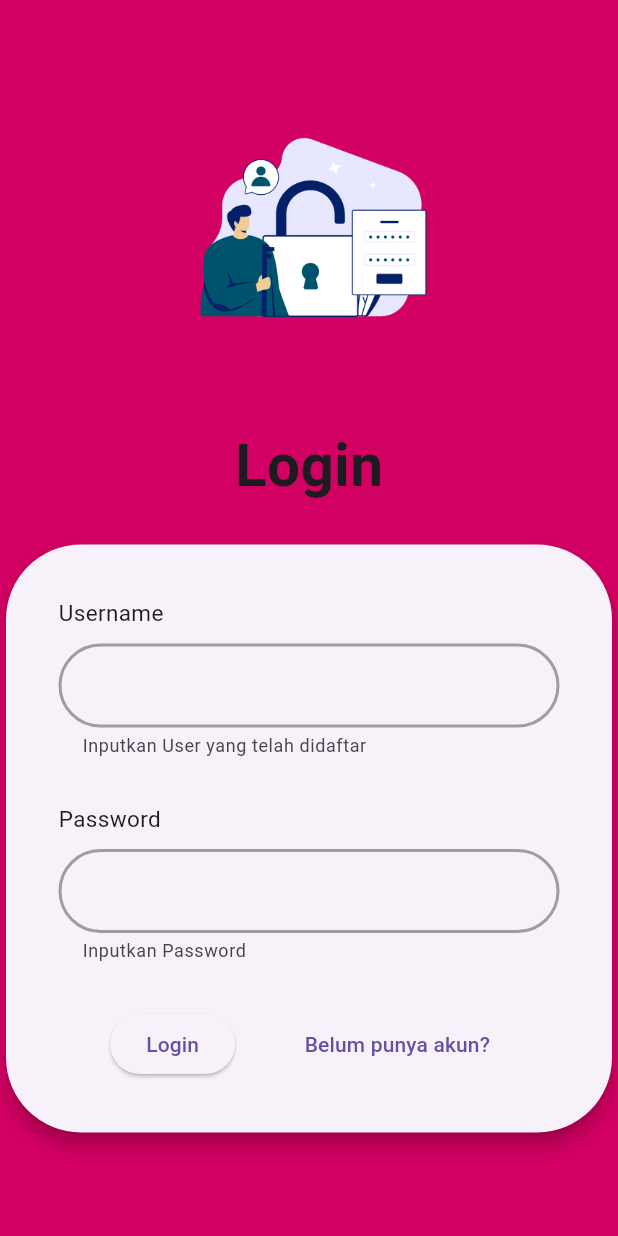
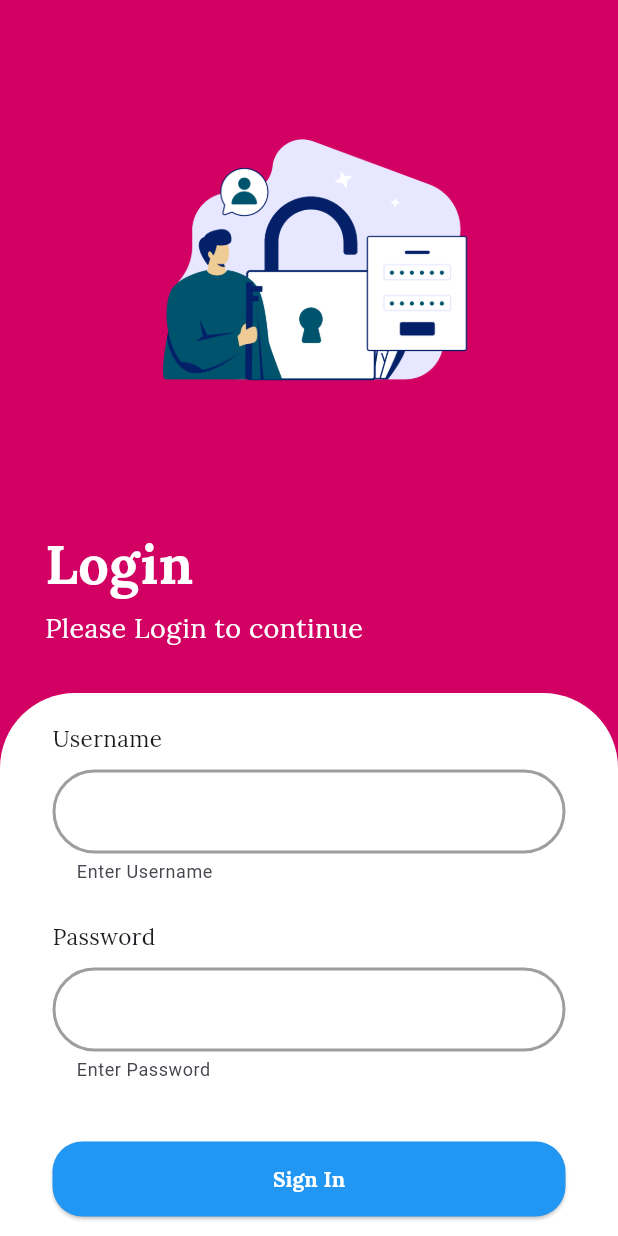
Before and after one commit to TesyaKell/3_A_Salon, a Flutter app: the screen it shows after launch, on a phone screen of 412 x 824 dp. Run offline on Flutter 3.47's test engine with Material 3 defaults, Android fonts, the phone set to English and light mode, and no system bars; our stand-ins replace file_picker, font_awesome_flutter, google_fonts, icons_plus, image_picker.

Commit message:
Ubah Login, Register, Barber, Layanan Deta

```diff
--- a/lib/View/login.dart
+++ b/lib/View/login.dart
@@ -1,6 +1,7 @@
 import 'package:flutter/material.dart';
 import 'package:a_3_salon/View/home.dart';
 import 'package:a_3_salon/View/register.dart';
+import 'package:google_fonts/google_fonts.dart';
 
 class LoginView extends StatefulWidget {
   final Map? data;
@@ -27,93 +28,112 @@ class _LoginViewState extends State<LoginView> {
         child: SingleChildScrollView(
           child: Column(
             children: [
-              const SizedBox(height: 20),
-              Container(
-                margin: const EdgeInsets.only(top: 3),
-                height: 260,
+              _buildImage(),
+              _buildLoginText(),
+              _buildLoginForm(dataForm),
+            ],
+          ),
+        ),
+      ),
+    );
+  }
+
+  Widget _buildImage() {
+    return Container(
+      height: 350,
       child: Image.asset(
         'lib/images/1.png',
         fit: BoxFit.cover,
       ),
+    );
+  }
+
+  Widget _buildLoginText() {
+    return Padding(
+      padding: const EdgeInsets.symmetric(horizontal: 30.0),
+      child: Align(
+        alignment: Alignment.centerLeft,
+        child: Column(
+          crossAxisAlignment: CrossAxisAlignment.start,
+          children: [
+            Text(
+              'Login',
+              style: AppTextStyle.heading,
             ),
-              const Text(
-                'Login',
-                style: TextStyle(
-                  fontSize: 39,
-                  fontWeight: FontWeight.bold,
+            const SizedBox(height: 5),
+            Text(
+              'Please Login to continue',
+              style: AppTextStyle.subheading,
+            ),
+            const SizedBox(height: 30),
+          ],
         ),
       ),
-              const SizedBox(height: 20),
-              Card(
-                elevation: 5,
-                shape: RoundedRectangleBorder(
+    );
+  }
+
+  Widget _buildLoginForm(Map? dataForm) {
+    return Container(
+      width: double.infinity,
+      decoration: const BoxDecoration(
+        color: Colors.white,
         borderRadius: BorderRadius.only(
           topLeft: Radius.circular(50),
           topRight: Radius.circular(50),
-                    bottomLeft: Radius.circular(50),
-                    bottomRight: Radius.circular(50),
         ),
       ),
-                child: Container(
-                  padding: const EdgeInsets.all(35),
+      child: Padding(
+        padding: const EdgeInsets.symmetric(horizontal: 35.0, vertical: 20.0),
         child: Form(
           key: _formKey,
           child: Column(
             mainAxisSize: MainAxisSize.min,
             children: [
-                        const Align(
-                          alignment: Alignment.centerLeft,
-                          child: Text(
-                            'Username',
-                            style: TextStyle(
-                              fontWeight: FontWeight.normal,
-                              fontSize: 15.0,
+              _buildTextField('Username', usernameController, false),
+              const SizedBox(height: 15), // Reduced spacing
+              _buildTextField('Password', passwordController, true),
+              const SizedBox(height: 20),
+              _buildSignInButton(dataForm),
+              const SizedBox(height: 15),
+              _buildSignUpButton(),
+            ],
           ),
         ),
       ),
+    );
+  }
+
+  Widget _buildTextField(
+      String label, TextEditingController controller, bool isPassword) {
+    return Column(
+      crossAxisAlignment: CrossAxisAlignment.start,
+      children: [
+        Text(label, style: AppTextStyle.label),
         inputForm(
           (value) {
             if (value == null || value.isEmpty) {
-                              return "Username tidak boleh kosong";
+              return "$label cannot be empty";
             }
             return null;
           },
-                          controller: usernameController,
-                          helperTxt: "Inputkan User yang telah didaftar",
+          controller: controller,
+          helperTxt: "Enter $label",
+          password: isPassword,
         ),
-                        const SizedBox(height: 20),
-                        const Align(
-                          alignment: Alignment.centerLeft,
-                          child: Text(
-                            'Password',
-                            style: TextStyle(
-                              fontWeight: FontWeight.normal,
-                              fontSize: 15.0,
-                            ),
-                          ),
-                        ),
-                        inputForm(
-                          (value) {
-                            if (value == null || value.isEmpty) {
-                              return "Password kosong";
+      ],
+    );
   }
-                            return null;
-                          },
-                          password: true,
-                          controller: passwordController,
-                          helperTxt: "Inputkan Password",
-                        ),
-                        const SizedBox(height: 20),
-                        Row(
-                          mainAxisAlignment: MainAxisAlignment.spaceEvenly,
-                          children: [
-                            ElevatedButton(
+
+  Widget _buildSignInButton(Map? dataForm) {
+    return Padding(
+      padding: const EdgeInsets.only(top: 10.0),
+      child: SizedBox(
+        width: double.infinity,
+        child: ElevatedButton(
           onPressed: () {
             if (_formKey.currentState!.validate()) {
-                                  String usernameInput =
-                                      usernameController.text;
-                                  String passwordInput =
-                                      passwordController.text;
+              String usernameInput = usernameController.text;
+              String passwordInput = passwordController.text;
 
               if (dataForm != null &&
                   dataForm['username'] == usernameInput &&
@@ -121,29 +141,26 @@ class _LoginViewState extends State<LoginView> {
                 Navigator.push(
                   context,
                   MaterialPageRoute(
-                                          builder: (context) =>
-                                              HomeView(data: dataForm)),
+                    builder: (context) => HomeView(data: dataForm),
+                  ),
                 );
               } else {
                 showDialog(
                   context: context,
                   builder: (_) => AlertDialog(
                     title: const Text(
-                                          'Username atau Password Salah',
+                      'Username or Password is incorrect',
                       style: TextStyle(fontSize: 16),
                     ),
                     actions: <Widget>[
                       TextButton(
-                                            onPressed: () => Navigator.pop(
-                                                context, 'Cancel'),
+                        onPressed: () => Navigator.pop(context, 'Cancel'),
                         child: const Text('Cancel',
                             style: TextStyle(fontSize: 14)),
                       ),
                       TextButton(
-                                            onPressed: () =>
-                                                Navigator.pop(context, 'OK'),
-                                            child: const Text('OK',
-                                                style: TextStyle(fontSize: 14)),
+                        onPressed: () => Navigator.pop(context, 'OK'),
+                        child: const Text('OK', style: TextStyle(fontSize: 14)),
                       ),
                     ],
                   ),
@@ -151,24 +168,33 @@ class _LoginViewState extends State<LoginView> {
               }
             }
           },
-                              child: const Text('Login'),
+          style: ElevatedButton.styleFrom(
+            backgroundColor: Colors.blue,
+            foregroundColor: Colors.white,
+            padding: const EdgeInsets.symmetric(vertical: 15),
+            shape: RoundedRectangleBorder(
+              borderRadius: BorderRadius.circular(20),
             ),
-                            TextButton(
-                              onPressed: () {
-                                pushRegister(context);
-                              },
-                              child: const Text('Belum punya akun?'),
           ),
-                          ],
-                        ),
-                      ],
+          child: Text(
+            'Sign In',
+            style: GoogleFonts.lora(
+              fontWeight: FontWeight.bold,
             ),
           ),
         ),
       ),
-            ],
-          ),
-        ),
+    );
+  }
+
+  Widget _buildSignUpButton() {
+    return TextButton(
+      onPressed: () {
+        pushRegister(context);
+      },
+      child: Text(
+        'Don’t Have an Account? Sign Up',
+        style: GoogleFonts.lora(),
       ),
     );
   }
@@ -218,4 +244,18 @@ class _LoginViewState extends State<LoginView> {
   }
 }
 
-//coba
+class AppTextStyle {
+  static TextStyle heading = GoogleFonts.lora(
+    fontSize: 36,
+    fontWeight: FontWeight.bold,
+    color: Colors.white,
+  );
+  static TextStyle subheading = GoogleFonts.lora(
+    fontSize: 18,
+    color: Colors.white,
+  );
+  static TextStyle label = GoogleFonts.lora(
+    fontWeight: FontWeight.normal,
+    fontSize: 15.0,
+  );
+}
--- a/pubspec.yaml
+++ b/pubspec.yaml
@@ -13,6 +13,7 @@ dependencies:
   font_awesome_flutter: ^10.3.0
   icons_plus: ^5.0.0
   url_launcher: ^6.0.20
+  google_fonts: ^4.0.3
   image_picker: ^0.8.4+8
   intl: ^0.17.0
 
```
Also changed, not shown: lib/View/register.dart (+119 -80 lines), lib/View/view_barber.dart (+38 -57 lines), lib/View/view_layanan.dart (+17 -13 lines), pubspec.lock, 1 other file. Lines whose indentation alone changed are shown as unchanged.
